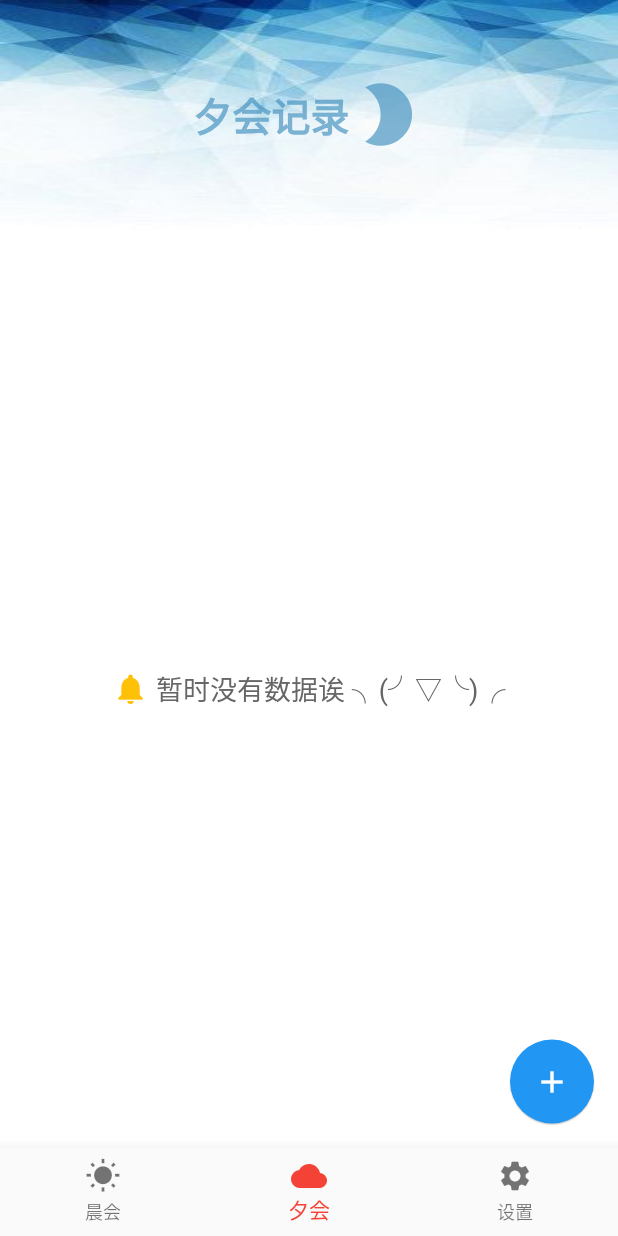
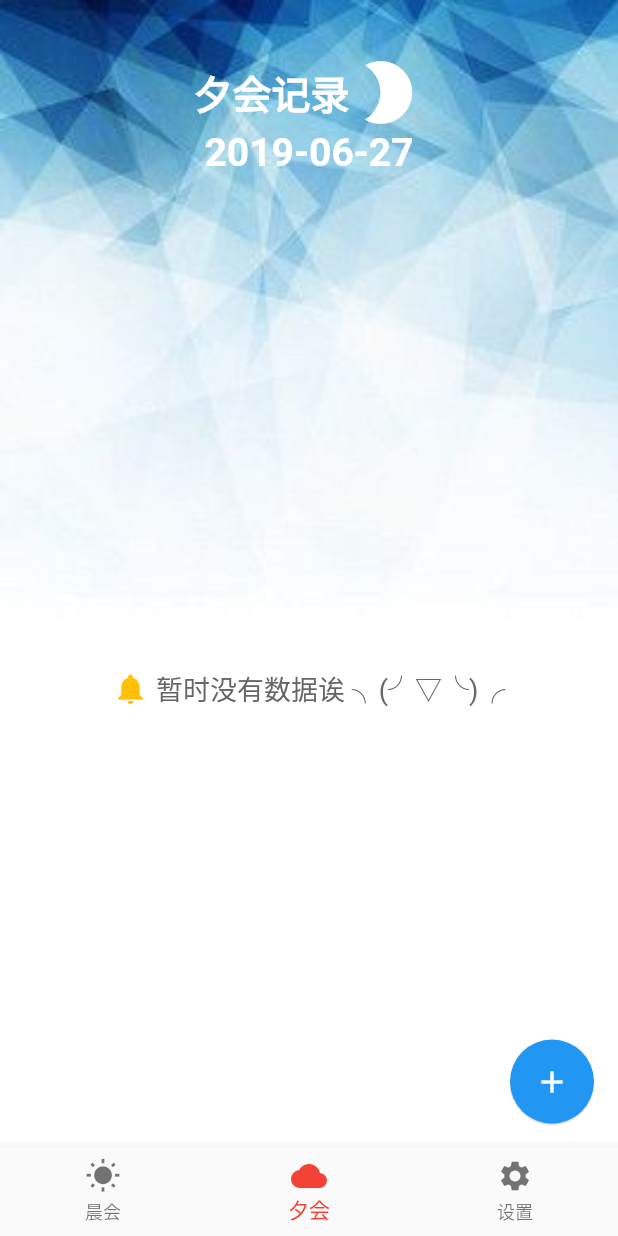
Before and after one commit to solopor/Mite, a Flutter app: the screen it shows after launch, on a phone screen of 412 x 824 dp. Run offline on Flutter 3.47's test engine with Material 2 defaults, Android fonts, the phone set to English and light mode, and no system bars; our stand-ins replace sqflite; accounts and stored records are empty.

Commit message:
Summary: < 根据日期拿数据并调整夕会ui >

```diff
--- a/lib/db/db_action.dart
+++ b/lib/db/db_action.dart
@@ -6,6 +6,7 @@ abstract class DbAction {
 
   Future<List<Map<String, dynamic>>> queryAllRows(String table);
   Future<List<Map<String, dynamic>>> queryRowsByMeetingType(String table,String meetingType);
+  Future<List<Map<String, dynamic>>> queryRowsByTypeAndDate(String table,String meetingType, String date);
 
   Future<int> update(String table, Map<String, dynamic> row);
 
--- a/lib/page_meeting_evening_list.dart
+++ b/lib/page_meeting_evening_list.dart
@@ -3,39 +3,16 @@ import 'package:mite/db/db_action.dart';
 import 'package:mite/db/db_action_impl.dart';
 import 'package:mite/db/table/metting_record.dart';
 
-class PageMeetingEveningList extends StatelessWidget {
+class PageMeetingEveningList extends StatefulWidget {
   @override
-  Widget build(BuildContext context) {
-    return Scaffold(
-//      backgroundColor: Color(0xfff5f5f5),
-      backgroundColor: Color(0xffffffff),
-      body: Center(
-        child: Column(
-          children: <Widget>[
-            Expanded(
-              flex: 1,
-              child: TitleWdg(),
-            ),
-            Expanded(
-              flex: 4,
-              child: EveMeetingRecordWdg(),
-            )
-          ],
-        ),
-      ),
-    );
+  State<StatefulWidget> createState() {
+    return PageMeetingEveningListState();
   }
 }
 
-class EveMeetingRecordWdg extends StatefulWidget {
-  @override
-  State<StatefulWidget> createState() {
-    return EveMeetingRecordWdgState();
-  }
-}
-
-class EveMeetingRecordWdgState extends State<EveMeetingRecordWdg>
+class PageMeetingEveningListState extends State<PageMeetingEveningList>
     implements DbListener {
+  String date = DateTime.now().toString();
   final List<MeetingRecord> _list = <MeetingRecord>[];
   String noDataPrompt = "努力拉取数据中 (｡ì _ í｡)";
 
@@ -43,41 +20,75 @@ class EveMeetingRecordWdgState extends State<EveMeetingRecordWdg>
   void initState() {
     super.initState();
     DbActionImpl.addDbListener(this);
-    _getData();
+    _setDate(DateTime.now().toString());
+    _getRecordData();
   }
 
-  void _getData() async {
-    await DbActionImpl.queryAllMeetingRecordByMeetingType(
-            MeetingRecord.table, "MEETING_TYPE_EVENING")
+  void _setDate(String date) {
+    print("dxt-" + date + " last:${this.date}");
+    String str = date.toString();
+    str = str.substring(0, str.indexOf(" "));
+    setState(() {
+      this.date = str;
+    });
+    _getRecordData();
+  }
+
+  void _getRecordData() async {
+    await DbActionImpl.queryAllRowsByTypeAndDate(
+            MeetingRecord.table, "MEETING_TYPE_EVENING", date)
         .then((List<MeetingRecord> list) {
       setState(() {
-        _list.removeRange(0, _list.length);
-
+        _list.clear();
         if (list.length == 0) {
           noDataPrompt = "暂时没有数据诶 ╮(╯▽╰)╭";
         } else {
-          _list.insertAll(0, list.reversed);
+          _list.addAll(list.reversed);
         }
       });
     }, onError: (e) => {print("-----> query data from db error")});
   }
 
-  bool _isShowDateTitle(int index) {
-    if (index == 0) {
-      return true;
-    }
-    MeetingRecord currMeetingRecord = _list[index];
-    MeetingRecord lastMeetingRecord = _list[index - 1];
-
-    String currDate = currMeetingRecord.date
-        .substring(0, currMeetingRecord.date.lastIndexOf('-'));
-    String lastDate = lastMeetingRecord.date
-        .substring(0, lastMeetingRecord.date.lastIndexOf('-'));
-    if (currDate != lastDate) {
-      return true;
+  @override
+  Widget build(BuildContext context) {
+    return Scaffold(
+      backgroundColor: Color(0xffffffff),
+      body: Container(
+        decoration: BoxDecoration(
+          image: DecorationImage(
+              alignment: Alignment.topCenter,
+              image: AssetImage("image/bg_title1.jpeg"),
+              fit: BoxFit.fitWidth),
+        ),
+        child: Column(
+          children: <Widget>[
+            Expanded(
+              flex: 1,
+              child: TimeWdg(date, _setDate),
+            ),
+            Expanded(
+              flex: 4,
+              child: EveMeetingRecWdg(noDataPrompt, _list),
+            )
+          ],
+        ),
+      ),
+    );
   }
 
-    return false;
+  @override
+  notifyDataHasChanged() {
+    _getRecordData();
+  }
+}
+
+class EveMeetingRecWdg extends StatelessWidget {
+  final List<MeetingRecord> _list = <MeetingRecord>[];
+  final String noDataPrompt;
+
+  EveMeetingRecWdg(this.noDataPrompt, List<MeetingRecord> list) {
+    _list.clear();
+    _list.addAll(list);
   }
 
   @override
@@ -88,34 +99,9 @@ class EveMeetingRecordWdgState extends State<EveMeetingRecordWdg>
             itemCount: _list.length,
             itemBuilder: (context, index) {
               MeetingRecord meetingRecord = _list[index];
-              if (_isShowDateTitle(index)) {
-                return Column(
-                  children: <Widget>[
-                    Padding(
-                      padding:
-                          EdgeInsets.only(top: index == 0 ? 0 : 10, bottom: 10),
-                      child: Text(
-                        meetingRecord.date
-                            .substring(0, meetingRecord.date.lastIndexOf('-')),
-                        style: TextStyle(
-                            fontSize: 20,
-                            fontWeight: FontWeight.w600,
-                            color: Colors.black38),
-                      ),
-                    ),
-                    RecordCardWdg(meetingRecord)
-                  ],
-                );
-              } else {
               return RecordCardWdg(meetingRecord);
-              }
             })
         : NoDataWdg(noDataPrompt);
-  }
-
-  @override
-  notifyDataHasChanged() {
-    _getData();
   }
 }
 
@@ -127,7 +113,7 @@ class RecordCardWdg extends StatelessWidget {
   RecordCardWdg(this.meetingRecord);
 
   _responseTap() {
-    //TODO:处理点击
+    //TODO:处理点击, 可以跳转详情页
     print("click");
   }
 
@@ -139,14 +125,8 @@ class RecordCardWdg extends StatelessWidget {
       onTap: _responseTap,
       child: Container(
         margin: EdgeInsets.only(left: 12, top: 5, right: 12, bottom: 5),
-//        padding: EdgeInsets.only(left: 5, right: 5, top: 10, bottom: 10),
         decoration: BoxDecoration(
             color: Color(0xffffffff),
-//            border: Border(
-//                top: borderSide,
-//                right: borderSide,
-//                bottom: borderSide,
-//                left: borderSide),
             boxShadow: [
               BoxShadow(
                   color: Color(0xaa999999),
@@ -191,9 +171,15 @@ class RecordCardTitleWdg extends StatelessWidget {
   Widget build(BuildContext context) {
     return Padding(
       padding: EdgeInsets.only(left: 5, top: 8),
+      child: Row(
+        children: <Widget>[
+          Expanded(
             child: Text(
-        "时间: ${meetingRecord.date}\r\n参会人员: ${meetingRecord.member}",
+              "时间: ${meetingRecord.date}\r\n项目: ${meetingRecord.porjectName}\r\n参会人员: ${meetingRecord.member}",
               style: _textStyle,
+            ),
+          ),
+        ],
       ),
     );
   }
@@ -225,32 +211,77 @@ class NoDataWdg extends StatelessWidget {
   }
 }
 
-class TitleWdg extends StatelessWidget {
+class TimeWdg extends StatefulWidget {
+  final String date;
+  final Function changeDateFuc;
+
+  TimeWdg(this.date, this.changeDateFuc);
+
+  @override
+  State<StatefulWidget> createState() {
+    return TimeWdgState();
+  }
+}
+
+class TimeWdgState extends State<TimeWdg> {
   @override
   Widget build(BuildContext context) {
-    return Container(
-      decoration: BoxDecoration(
-        image: DecorationImage(
-            image: AssetImage("image/bg_title1.jpeg"), fit: BoxFit.fill),
+    return Column(
+      mainAxisAlignment: MainAxisAlignment.center,
+      children: <Widget>[
+        TitleContentWdg(),
+        GestureDetector(
+          onTap: () => _tapDateAction(context),
+          child: Text(
+            "${widget.date}",
+            style: TextStyle(
+                fontSize: 26,
+//                color: Color(0xaa4290BE),
+                color: Colors.white,
+                fontWeight: FontWeight.bold),
           ),
-//      color: Colors.blue,
-      child: Row(
+        ),
+      ],
+    );
+  }
+
+  _tapDateAction(BuildContext context) async {
+    Locale locale = Localizations.localeOf(context);
+    showDatePicker(
+            context: context,
+            initialDate: DateTime.now(),
+            firstDate: DateTime(2014),
+            lastDate: DateTime.now(),
+            locale: locale)
+        .then((DateTime dateTime) {
+      if (dateTime != null) {
+        widget.changeDateFuc(dateTime.toString());
+      }
+    });
+  }
+}
+
+class TitleContentWdg extends StatelessWidget {
+  @override
+  Widget build(BuildContext context) {
+    return Row(
       mainAxisAlignment: MainAxisAlignment.center,
       children: <Widget>[
         Text(
           "夕会记录",
           style: TextStyle(
               fontSize: 26,
-                color: Color(0xaa4290BE),
+//                  color: Color(0xaa4290BE),
+              color: Colors.white,
               fontWeight: FontWeight.bold),
         ),
         Icon(
           Icons.brightness_2,
-            color: Color(0xaa4290BE),
+//              color: Color(0xaa4290BE),
+          color: Colors.white,
           size: 50,
         ),
       ],
-      ),
     );
   }
 }
```
Also changed, not shown: lib/db/database_hepler.dart (+8 -0 lines), lib/db/db_action_impl.dart (+25 -0 lines). Lines whose indentation alone changed are shown as unchanged.
